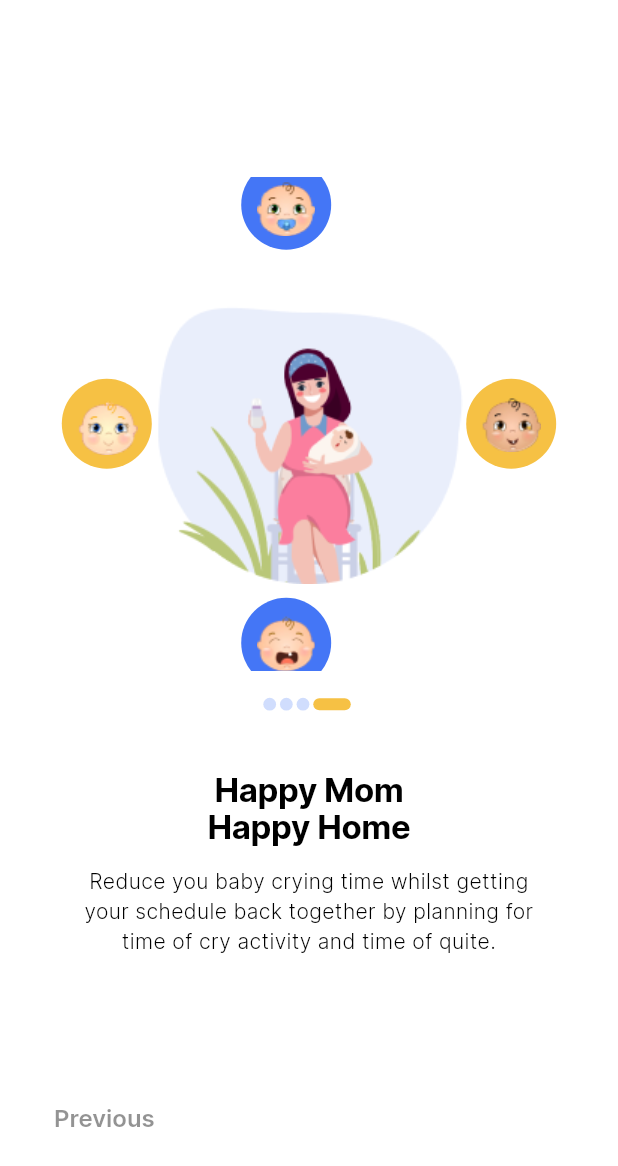
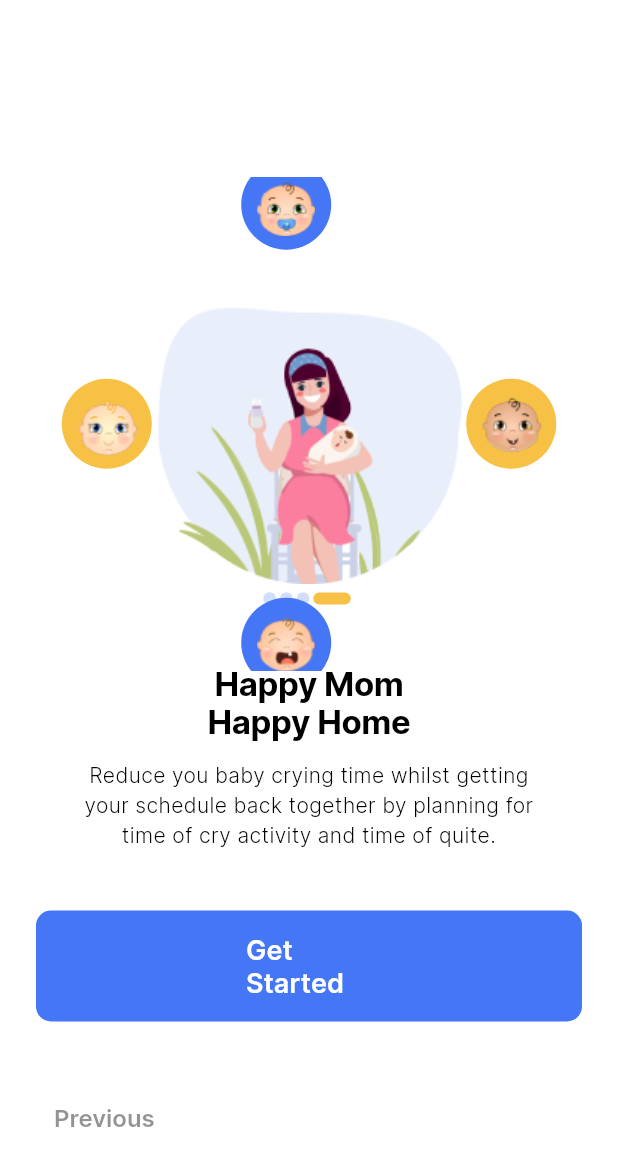
Before and after one commit to Cindy-dev/ubenwa_cynthia, a Flutter app: the screen it shows after launch, swiped to page 4, on a phone screen of 412 x 824 dp. Shown: the top 1166 px of the screen. Run offline on Flutter 3.47's test engine with Material 2 defaults, Android fonts, the phone set to English and light mode, and no system bars.

Commit message:
onboarding ui refactor

```diff
--- a/lib/presentation/widgets/onboarding_button.dart
+++ b/lib/presentation/widgets/onboarding_button.dart
@@ -10,6 +10,13 @@ class OnboardingButton extends StatelessWidget {
   @override
   Widget build(BuildContext context) {
     return TextButton(
+      style: TextButton.styleFrom(
+        backgroundColor: context.primaryColor,
+        shape: RoundedRectangleBorder(
+          borderRadius: BorderRadius.circular(10)
+        ),
+        padding: const EdgeInsets.symmetric(vertical: 15, horizontal: 140),
+      ),
       onPressed: onPressed,
       child: Text(
         title,
--- a/lib/presentation/widgets/onboarding_widget.dart
+++ b/lib/presentation/widgets/onboarding_widget.dart
@@ -1,6 +1,8 @@
 import 'package:flutter/material.dart';
+import 'package:ubenwa_cynthia/presentation/widgets/onboarding_button.dart';
 import 'package:ubenwa_cynthia/presentation/widgets/onboarding_dot_indicator.dart';
 import 'package:ubenwa_cynthia/utils/app_extension.dart';
+import 'package:ubenwa_cynthia/utils/app_routes.dart';
 import 'package:ubenwa_cynthia/utils/theme/theme.dart';
 
 class OnboardingWidget extends StatelessWidget {
@@ -48,7 +50,17 @@ class OnboardingWidget extends StatelessWidget {
               style: AppTextStyles.small.copyWith(fontSize: 14),
             ),
           ),
-          const Spacer(),
+          if (currentPosition != 3) const Spacer(),
+          if (currentPosition == 3)
+            Padding(
+              padding: const EdgeInsets.symmetric(vertical: 40),
+              child: OnboardingButton(
+                title: "Get Started",
+                onPressed: () {
+                  Navigator.pushNamed(context, AppRoutes.homeScreen);
+                },
+              ),
+            ),
           currentPosition == 0
               ? Align(
                   alignment: Alignment.centerRight,
```
